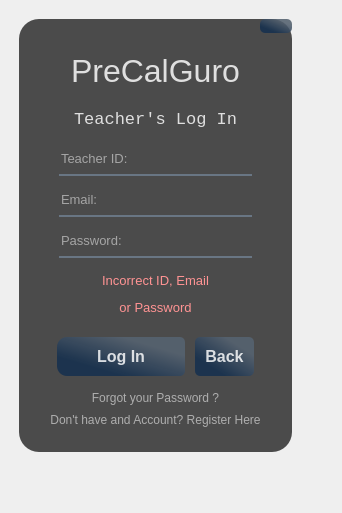
Above: data/teachLogin.ui from pat-gallardo/PreCalGuro before the change. Below: the same form after it.
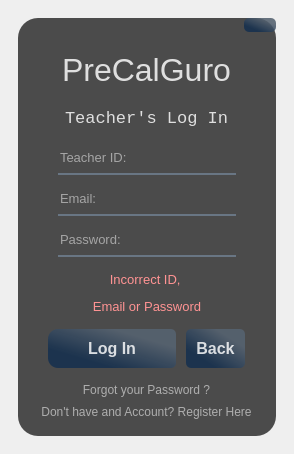
That is the form after the change. Icons and pictures are not drawn.

Diff of the .ui file:
```diff
--- a/data/teachLogin.ui
+++ b/data/teachLogin.ui
@@ -6,8 +6,8 @@
    <rect>
     <x>0</x>
     <y>0</y>
-    <width>342</width>
-    <height>513</height>
+    <width>294</width>
+    <height>454</height>
    </rect>
   </property>
   <property name="windowTitle">
@@ -59,15 +59,9 @@
 }
 </string>
    </property>
+   <layout class="QVBoxLayout" name="verticalLayout_11">
+    <item>
    <widget class="QFrame" name="frame">
-    <property name="geometry">
-     <rect>
-      <x>10</x>
-      <y>10</y>
-      <width>291</width>
-      <height>451</height>
-     </rect>
-    </property>
     <property name="frameShape">
      <enum>QFrame::StyledPanel</enum>
     </property>
@@ -339,7 +333,7 @@
                         </font>
                        </property>
                        <property name="text">
-                        <string>&lt;html&gt;&lt;head/&gt;&lt;body&gt;&lt;p align=&quot;center&quot;&gt;&lt;span style=&quot; font-size:10pt; color:#ff9393;&quot;&gt;Incorrect ID, Email&lt;/span&gt;&lt;/p&gt;&lt;p align=&quot;center&quot;&gt;&lt;span style=&quot; font-size:10pt; color:#ff9393;&quot;&gt; or Password&lt;/span&gt;&lt;/p&gt;&lt;/body&gt;&lt;/html&gt;</string>
+                          <string>&lt;html&gt;&lt;head/&gt;&lt;body&gt;&lt;p align=&quot;center&quot;&gt;&lt;span style=&quot; font-size:10pt; color:#ff9393;&quot;&gt;Incorrect ID, &lt;/span&gt;&lt;/p&gt;&lt;p align=&quot;center&quot;&gt;&lt;span style=&quot; font-size:10pt; color:#ff9393;&quot;&gt;Email or Password&lt;/span&gt;&lt;/p&gt;&lt;/body&gt;&lt;/html&gt;</string>
                        </property>
                        <property name="textFormat">
                         <enum>Qt::RichText</enum>
@@ -614,6 +608,8 @@
      </item>
     </layout>
    </widget>
+    </item>
+   </layout>
   </widget>
  </widget>
  <resources>
```
Lines whose indentation alone changed are shown as unchanged.
